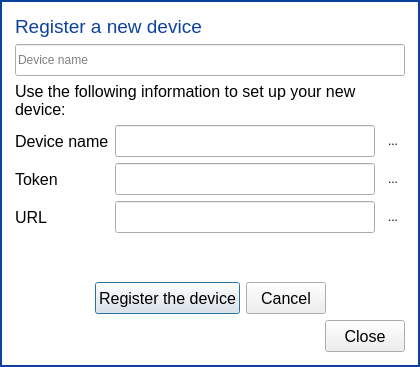
First picture: the form in parsec/core/gui/forms/register_device_dialog.ui, repository Scille/parsec-cloud, before the edit.
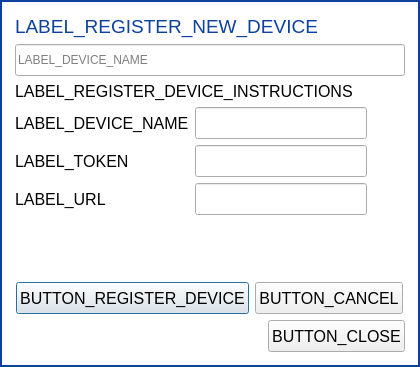
Second picture: the form after the edit. Icons and pictures are not drawn. Custom widgets are drawn as their Qt base class.

Diff of the .ui file:
```diff
--- a/parsec/core/gui/forms/register_device_dialog.ui
+++ b/parsec/core/gui/forms/register_device_dialog.ui
@@ -85,7 +85,7 @@
          <string notr="true">color: rgb(12, 65, 157);</string>
         </property>
         <property name="text">
-         <string>Register a new device</string>
+         <string>LABEL_REGISTER_NEW_DEVICE</string>
         </property>
        </widget>
       </item>
@@ -98,7 +98,7 @@
          </size>
         </property>
         <property name="placeholderText">
-         <string>Device name</string>
+         <string>LABEL_DEVICE_NAME</string>
         </property>
        </widget>
       </item>
@@ -125,7 +125,7 @@
             </font>
            </property>
            <property name="text">
-            <string>Use the following information to set up your new device:</string>
+            <string>LABEL_REGISTER_DEVICE_INSTRUCTIONS</string>
            </property>
            <property name="scaledContents">
             <bool>false</bool>
@@ -151,7 +151,7 @@
               </font>
              </property>
              <property name="text">
-              <string>URL</string>
+              <string>LABEL_URL</string>
              </property>
             </widget>
            </item>
@@ -176,7 +176,7 @@
               </font>
              </property>
              <property name="text">
-              <string>Device name</string>
+              <string>LABEL_DEVICE_NAME</string>
              </property>
             </widget>
            </item>
@@ -188,7 +188,7 @@
               </font>
              </property>
              <property name="text">
-              <string>Token</string>
+              <string>LABEL_TOKEN</string>
              </property>
             </widget>
            </item>
@@ -224,7 +224,7 @@
               <string>Copy to clipboard</string>
              </property>
              <property name="text">
-              <string>...</string>
+              <string/>
              </property>
              <property name="icon">
               <iconset resource="../rc/resources.qrc">
@@ -247,7 +247,7 @@
               <string>Copy to clipboard</string>
              </property>
              <property name="text">
-              <string>...</string>
+              <string/>
              </property>
              <property name="icon">
               <iconset resource="../rc/resources.qrc">
@@ -270,7 +270,7 @@
               <string>Copy to clipboard</string>
              </property>
              <property name="text">
-              <string>...</string>
+              <string/>
              </property>
              <property name="icon">
               <iconset resource="../rc/resources.qrc">
@@ -334,7 +334,7 @@
            </font>
           </property>
           <property name="text">
-           <string>Register the device</string>
+           <string>BUTTON_REGISTER_DEVICE</string>
           </property>
          </widget>
         </item>
@@ -352,7 +352,7 @@
            </font>
           </property>
           <property name="text">
-           <string>Cancel</string>
+           <string>BUTTON_CANCEL</string>
           </property>
          </widget>
         </item>
@@ -403,7 +403,7 @@
            <enum>Qt::RightToLeft</enum>
           </property>
           <property name="text">
-           <string>Close</string>
+           <string>BUTTON_CLOSE</string>
           </property>
           <property name="iconSize">
            <size>
```
Left out of the diff: 2 changed lines with no effect on the pictures.
